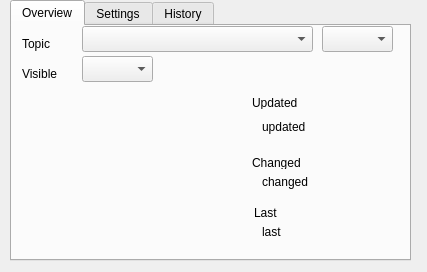
This is topicmanagers/ui_tleditfeature.ui in nzfarmer1/telemetrylayer as Qt 5 draws it before an edit. The edited form follows.
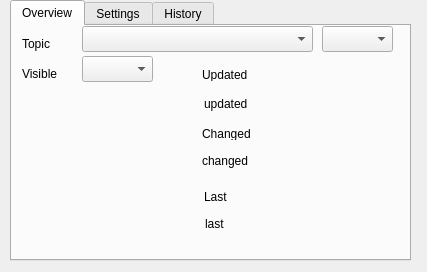
This is the edited form.

Patch:
```diff
--- a/topicmanagers/ui_tleditfeature.ui
+++ b/topicmanagers/ui_tleditfeature.ui
@@ -50,8 +50,8 @@
     <widget class="QLabel" name="labelChanged">
      <property name="geometry">
       <rect>
-       <x>240</x>
-       <y>130</y>
+       <x>190</x>
+       <y>101</y>
        <width>56</width>
        <height>13</height>
       </rect>
@@ -63,7 +63,7 @@
     <widget class="QLabel" name="imageWidget">
      <property name="geometry">
       <rect>
-       <x>20</x>
+       <x>14</x>
        <y>80</y>
        <width>161</width>
        <height>141</height>
@@ -73,8 +73,8 @@
     <widget class="QLabel" name="labelUpdated">
      <property name="geometry">
       <rect>
-       <x>240</x>
-       <y>70</y>
+       <x>190</x>
+       <y>42</y>
        <width>56</width>
        <height>13</height>
       </rect>
@@ -86,8 +86,8 @@
     <widget class="QLabel" name="labelLast">
      <property name="geometry">
       <rect>
-       <x>242</x>
-       <y>180</y>
+       <x>192</x>
+       <y>164</y>
        <width>56</width>
        <height>13</height>
       </rect>
@@ -99,8 +99,8 @@
     <widget class="QLabel" name="payloadValue">
      <property name="geometry">
       <rect>
-       <x>250</x>
-       <y>190</y>
+       <x>193</x>
+       <y>182</y>
        <width>131</width>
        <height>31</height>
       </rect>
@@ -112,8 +112,8 @@
     <widget class="QLabel" name="changedValue">
      <property name="geometry">
       <rect>
-       <x>250</x>
-       <y>140</y>
+       <x>190</x>
+       <y>119</y>
        <width>131</width>
        <height>31</height>
       </rect>
@@ -125,8 +125,8 @@
     <widget class="QLabel" name="updatedValue">
      <property name="geometry">
       <rect>
-       <x>250</x>
-       <y>90</y>
+       <x>192</x>
+       <y>67</y>
        <width>131</width>
        <height>21</height>
       </rect>
```
